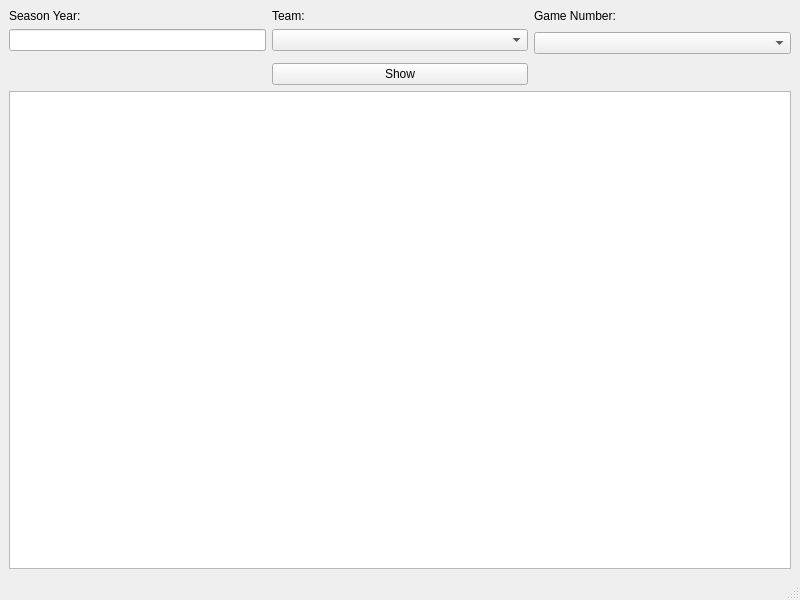
First picture: the form in resources/main_window.ui, repository jm0rt1/Modeling_Project_1, before the edit.
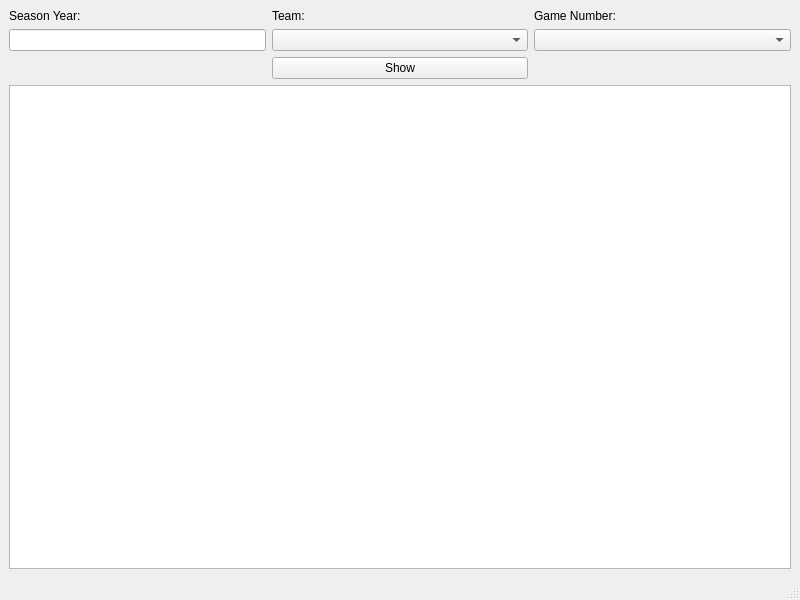
Second picture: the form after the edit.

```diff
--- a/resources/main_window.ui
+++ b/resources/main_window.ui
@@ -32,9 +32,6 @@
       </property>
      </widget>
     </item>
-    <item row="3" column="2" rowspan="2">
-     <widget class="QComboBox" name="game_number_combobox"/>
-    </item>
     <item row="7" column="0" colspan="3">
      <widget class="QTableView" name="display_table"/>
     </item>
@@ -62,6 +59,9 @@
       </property>
      </widget>
     </item>
+    <item row="3" column="2">
+     <widget class="QComboBox" name="game_number_combobox"/>
+    </item>
    </layout>
   </widget>
   <widget class="QMenuBar" name="menubar">
```
